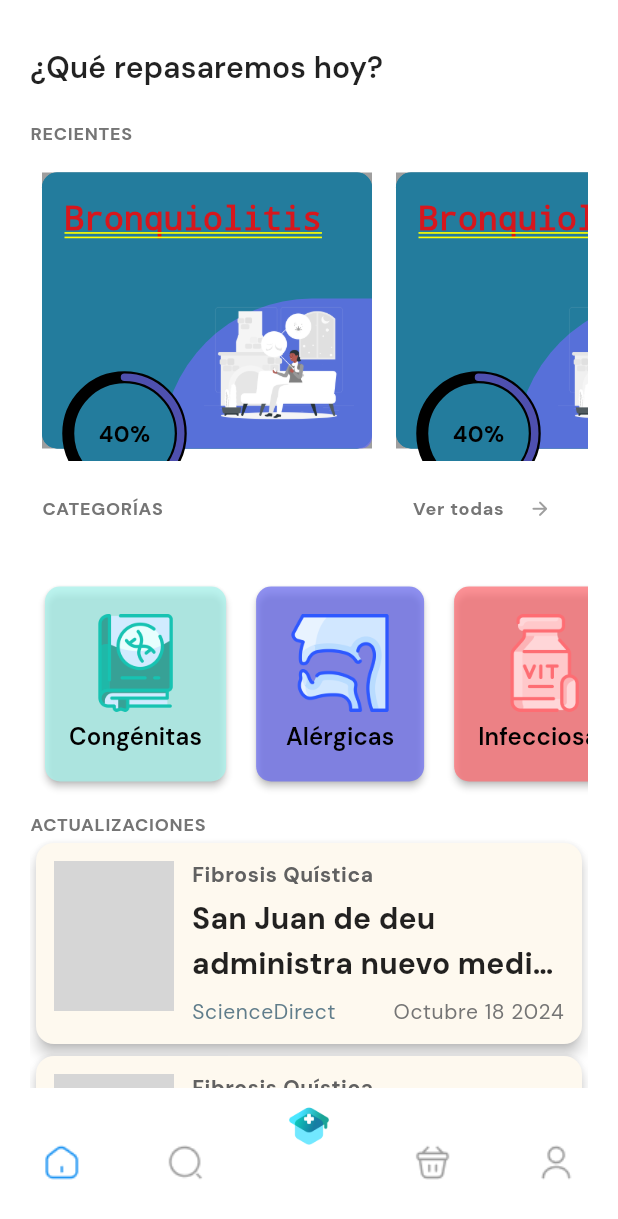
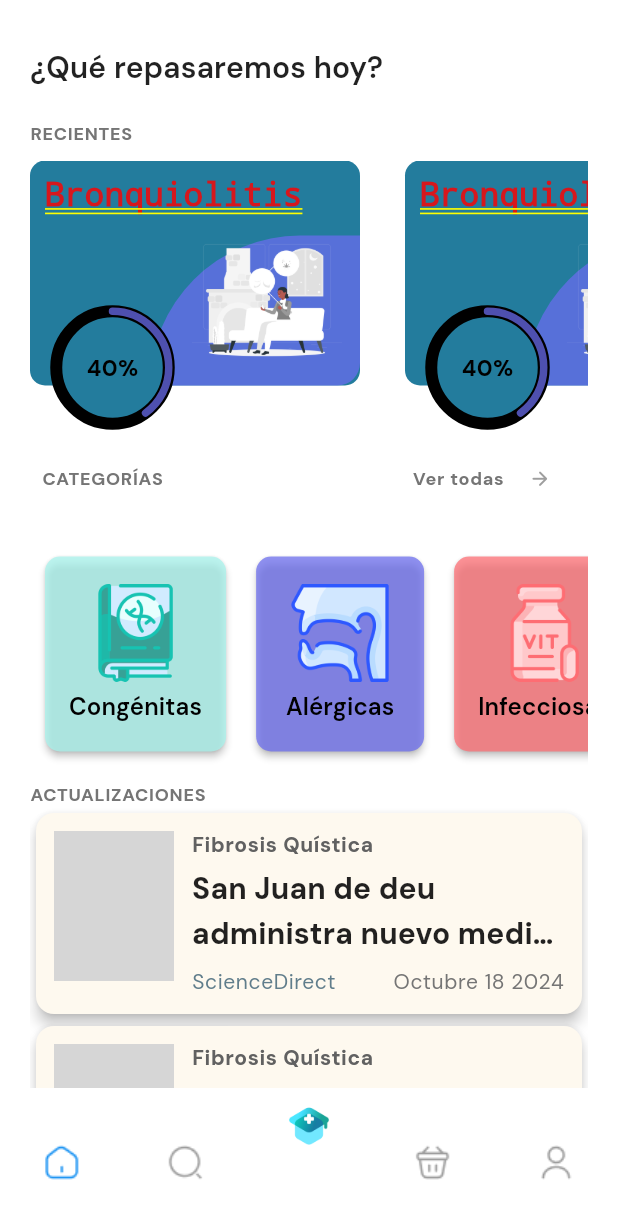
Before and after one commit to Chachitos/pocket-pedia, a Flutter app: the LoginPage screen opened directly, after a tap on "Sign In", on a phone screen of 412 x 824 dp. Shown: the top 1219 px of the screen. Run offline on Flutter 3.47's test engine with Material 3 defaults, Android fonts, the phone set to English and light mode, and no system bars; drawn by our look-alikes of percent_indicator, persistent_bottom_nav_bar; our stand-ins replace google_fonts; network calls fail; grey boxes are pictures that could not be loaded.

Commit message:
PPAS-84 <done with integrating>

```diff
--- a/lib/pages/main/home_page.dart
+++ b/lib/pages/main/home_page.dart
@@ -38,24 +38,15 @@ class HomePage extends StatelessWidget {
                   SizedBox(
                     height: 10,
                   ),
-                  SizedBox(
-                    height: 200,
+                  ConstrainedBox(
+                    constraints: BoxConstraints(
+                        maxWidth: MediaQuery.of(context).size.width,
+                        maxHeight: 180),
                     child: ListView(
-                      padding: EdgeInsets.zero,
                       scrollDirection: Axis.horizontal,
                       children: [
-                        RecentsStack(
-                          ilness:
-                              'Bronquiolitis', // Replace with dynamic values if needed
-                          percentage:
-                              40, // Replace with dynamic values if needed
-                        ),
-                        RecentsStack(
-                          ilness:
-                              'Bronquiolitis', // Replace with dynamic values if needed
-                          percentage:
-                              40, // Replace with dynamic values if needed
-                        ),
+                        RecentsStack(ilness: 'Bronquiolitis', percentage: 40),
+                        RecentsStack(ilness: 'Bronquiolitis', percentage: 40)
                       ],
                     ),
                   ),
--- a/lib/widgets/material/homepage/recents.dart
+++ b/lib/widgets/material/homepage/recents.dart
@@ -49,7 +49,92 @@ class _RecentsStackState extends State<RecentsStack> {
   Widget build(BuildContext context) {
     //String primary_color = PColor(stylesList[widget.ilness]?['PColor']);
 
-    return Padding(
+    return Stack(children: [
+      Container(
+        height: 180,
+        width: 250,
+        color: Colors.transparent,
+      ),
+      Stack(
+        children: [
+          Container(
+            height: 150,
+            width: 220,
+            decoration: BoxDecoration(
+                shape: BoxShape.rectangle,
+                borderRadius: BorderRadius.circular(10),
+                color: stylesList[widget.ilness]?['PColor']),
+            child: Column(
+              mainAxisAlignment: MainAxisAlignment.start,
+              crossAxisAlignment: CrossAxisAlignment.start,
+              children: [
+                Padding(
+                  padding: const EdgeInsets.only(top: 10, left: 10),
+                  child: Text(
+                    widget.ilness,
+                    style: TextStyle(fontSize: 22, fontWeight: FontWeight.bold),
+                  ),
+                )
+              ],
+            ),
+          ),
+          Positioned(
+            left: 80,
+            right: 0,
+            bottom: 0,
+            child: Container(
+                height: 100,
+                width: 5,
+                decoration: BoxDecoration(
+                    shape: BoxShape.rectangle,
+                    color: stylesList[widget.ilness]?['SColor'],
+                    borderRadius: BorderRadius.only(
+                        topLeft: Radius.circular(100),
+                        bottomRight: Radius.circular(15)))),
+          ),
+          Positioned(
+              right: 12,
+              bottom: 5,
+              child: Image(
+                image: AssetImage('assets/vectors/asthma_vector.png'),
+                width: 100,
+              )),
+        ],
+      ),
+      Positioned(
+          bottom: 2,
+          left: 15,
+          child: Container(
+            width: 80,
+            height: 80,
+            decoration: BoxDecoration(
+              shape: BoxShape.circle,
+              color: stylesList[widget.ilness]?['PColor'],
+            ),
+          )),
+      Positioned(
+        left: 15,
+        bottom: 2,
+        child: CircularPercentIndicator(
+          radius: 40,
+          backgroundWidth: 8,
+          backgroundColor: Colors.black,
+          lineWidth: 5.0,
+          percent: 0.4,
+          center: new Text(
+            "${widget.percentage.toString()}%",
+            style: new TextStyle(fontWeight: FontWeight.bold, fontSize: 15.0),
+          ),
+          circularStrokeCap: CircularStrokeCap.round,
+          progressColor: stylesList[widget.ilness]?['SColor'],
+        ),
+      )
+    ]);
+  }
+}
+
+/*
+Padding(
       padding: const EdgeInsets.all(8.0),
       child: Container(
         width: 220,
@@ -148,5 +233,4 @@ class _RecentsStackState extends State<RecentsStack> {
         ),
       ),
     );
-  }
-}
+*/
```
